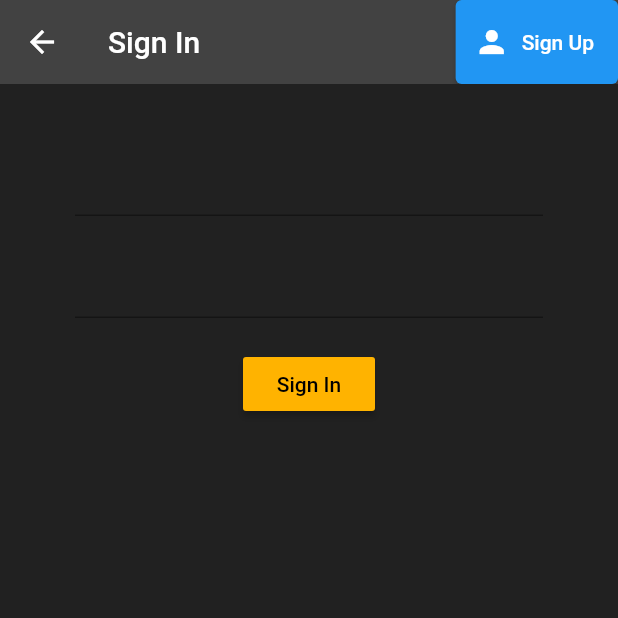
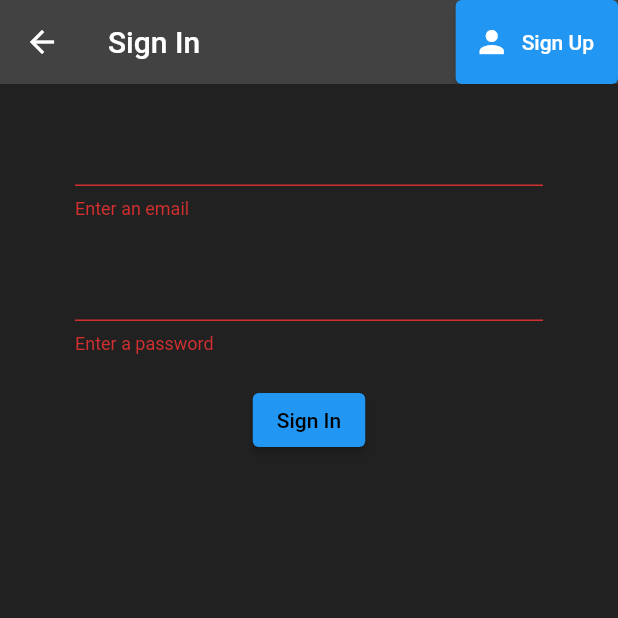
Before and after one commit to KShah713/quillint, a Flutter app: the SignIn screen opened directly, after a tap on "Sign In", on a phone screen of 412 x 824 dp, the top half of it. Run offline on Flutter 3.47's test engine with Material 2 defaults, Android fonts, the light colour scheme and no system bars; our stand-ins replace firebase_auth, firebase_core; accounts and stored records are empty.

Commit message:
sign in and sign up  with email-password

```diff
--- a/quillint/lib/screens/authenticate/sign_in.dart
+++ b/quillint/lib/screens/authenticate/sign_in.dart
@@ -2,7 +2,6 @@ import 'package:flutter/material.dart';
 import 'package:quillint/services/auth.dart';
 
 class SignIn extends StatefulWidget {
-
   final Function toggleView;
   SignIn({this.toggleView});
 
@@ -11,6 +10,7 @@ class SignIn extends StatefulWidget {
 }
 
 class _SignInState extends State<SignIn> {
+  final _formKey = GlobalKey<FormState>();
   final AuthService _auth = AuthService();
 
   // text field state
@@ -18,6 +18,8 @@ class _SignInState extends State<SignIn> {
 
   //password field state
   String password = '';
+
+  String error = '';
 
   @override
   Widget build(BuildContext context) {
@@ -38,14 +40,16 @@ class _SignInState extends State<SignIn> {
         ],
       ),
       body: Container(
-        padding: EdgeInsets.symmetric(vertical: 20, horizontal: 50),
+        padding: EdgeInsets.symmetric(horizontal: 50),
         child: Form(
+          key: _formKey,
           child: Column(
             children: [
               SizedBox(
                 height: 20,
               ),
               TextFormField(
+                validator: (val) => val.isEmpty ? 'Enter an email' : null,
                 onChanged: (val) {
                   setState(() {
                     email = val;
@@ -56,23 +60,41 @@ class _SignInState extends State<SignIn> {
                 height: 20,
               ),
               TextFormField(
+                validator: (val) => val.isEmpty ? 'Enter a password' : null,
                 obscureText: true,
                 onChanged: (val) {
                   password = val;
                 },
               ),
               SizedBox(height: 20),
-              RaisedButton(
-                color: Colors.amber[600],
+              ElevatedButton(
                 onPressed: () async {
-                  print(email);
-                  print(password);
+                  if (_formKey.currentState.validate()) {
+                    print('valid');
+                    dynamic result = await _auth.signInWithEmailPassword(email, password);
+                    result.then((res) {
+                      if (result == null) {
+                        setState(() {
+                          error = 'Could not Sign In with those Credentials';
+                          print(error);
+                        });
+                      }
+                    });
+                  }
                 },
                 child: Text(
                   'Sign In',
                   style: TextStyle(
                     color: Colors.black,
                   ),
+                ),
+              ),
+              SizedBox(height: 7),
+              Text(
+                error,
+                style: TextStyle(
+                  color: Colors.red,
+                  height: 14,
                 ),
               ),
             ],
--- a/quillint/lib/screens/authenticate/sign_up.dart
+++ b/quillint/lib/screens/authenticate/sign_up.dart
@@ -40,7 +40,7 @@ class _SignUpState extends State<SignUp> {
         ],
       ),
       body: Container(
-        padding: EdgeInsets.symmetric(vertical: 20, horizontal: 50),
+        padding: EdgeInsets.symmetric( horizontal: 50),
         child: Form(
           key: _formKey,
           child: Column(
@@ -71,18 +71,19 @@ class _SignUpState extends State<SignUp> {
               ),
               SizedBox(height: 15),
               ElevatedButton(
-
                 onPressed: () async {
                   // this if statement is true if the validators return null instead of a string
                   if (_formKey.currentState.validate()) {
                     dynamic result =
                         _auth.signUpWithEmailPassword(email, password);
+                    result.then((res) {
                       if (result == null) {
                         setState(() {
                           error = 'Enter a valid email ID';
                           print(error);
                         });
                       }
+                    });
                   }
                 },
                 child: Text(
--- a/quillint/lib/services/auth.dart
+++ b/quillint/lib/services/auth.dart
@@ -30,6 +30,25 @@ class AuthService {
   }
 
   // sign in with email password
+  Future signInWithEmailPassword(String email, String password) async {
+    try {
+      UserCredential result = await _auth.signInWithEmailAndPassword(
+          email: email, password: password);
+      User user = result.user;
+      return _userFromFirebaseUser(user);
+    } on FirebaseAuthException catch (e) {
+      if (e.code == 'user-not-found') {
+        print('No user found for that email.');
+        return null;
+      } else if (e.code == 'wrong-password') {
+        print('Wrong password provided for that user.');
+        return null;
+      }
+    } catch(e) {
+      print(e.toString());
+      return null;
+    }
+  }
 
   // sign up with email password
   Future signUpWithEmailPassword(String email, String password) async {
@@ -40,6 +59,7 @@ class AuthService {
       return _userFromFirebaseUser(user);
     } on FirebaseAuthException catch (e) {
       if (e.code == 'invalid-email') {
+        print('Invalid Email');
         return null;
       } else if (e.code == 'weak-password') {
         print('The password provided is too weak.');
```
Also changed, not shown: 1 other file. Lines whose indentation alone changed are shown as unchanged.
